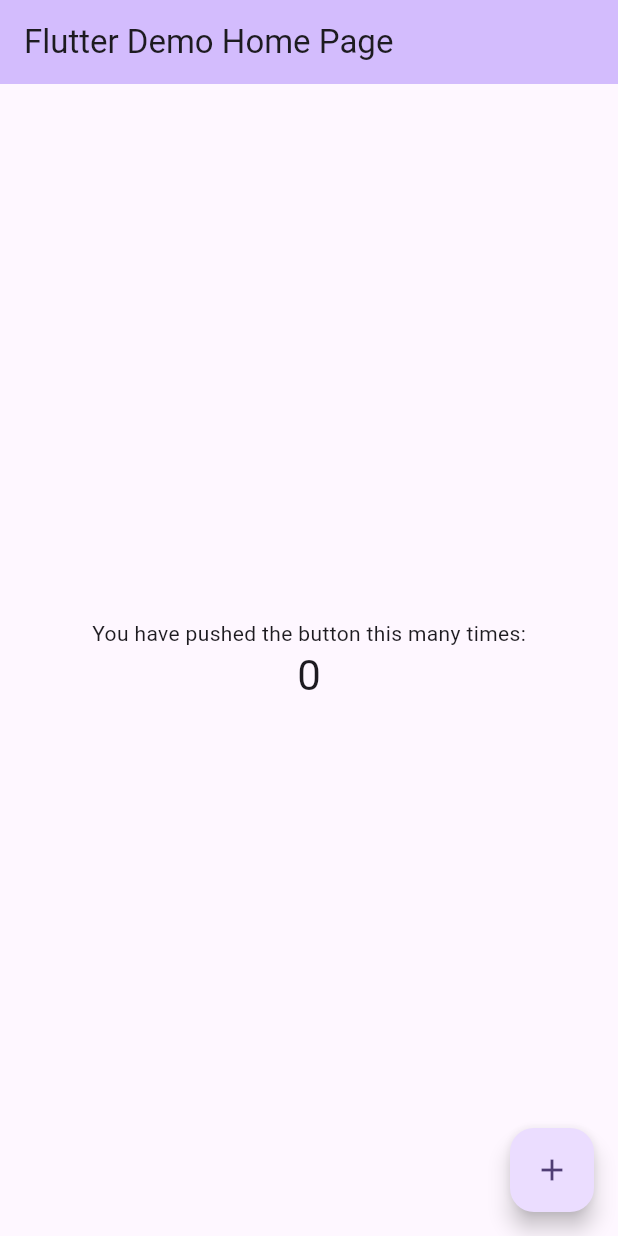
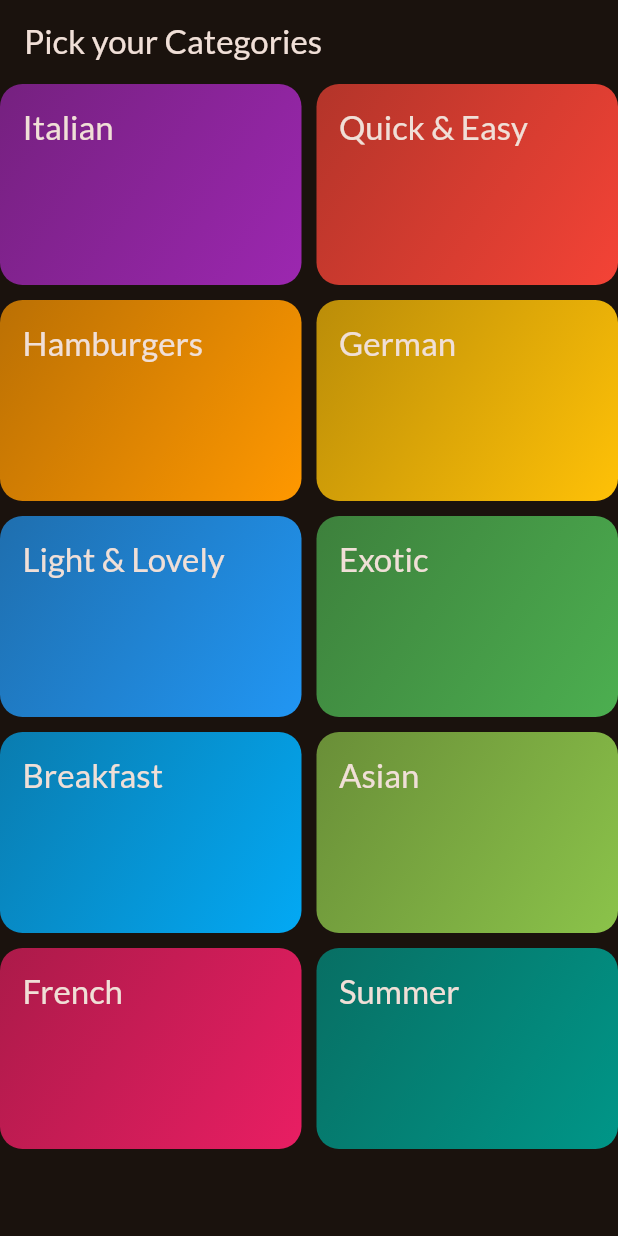
Before and after one commit to kurohige/FlutterLearningProjects, a Flutter app: the screen it shows after launch, on a phone screen of 412 x 824 dp. Run offline on Flutter 3.47's test engine with Material 3 defaults, Android fonts, the phone set to English and light mode, and no system bars; our stand-ins replace google_fonts.

Commit message:
changes to layout

```diff
--- /dev/null
+++ b/meals/lib/data/dummy_data.dart
@@ -0,0 +1,56 @@
+import 'package:flutter/material.dart';
+
+import 'package:meals/models/category.dart';
+
+const availableCategories = [
+  Category(
+    id: 'c1',
+    title: 'Italian',
+    color: Colors.purple,
+  ),
+  Category(
+    id: 'c2',
+    title: 'Quick & Easy',
+    color: Colors.red,
+  ),
+  Category(
+    id: 'c3',
+    title: 'Hamburgers',
+    color: Colors.orange,
+  ),
+  Category(
+    id: 'c4',
+    title: 'German',
+    color: Colors.amber,
+  ),
+  Category(
+    id: 'c5',
+    title: 'Light & Lovely',
+    color: Colors.blue,
+  ),
+  Category(
+    id: 'c6',
+    title: 'Exotic',
+    color: Colors.green,
+  ),
+  Category(
+    id: 'c7',
+    title: 'Breakfast',
+    color: Colors.lightBlue,
+  ),
+  Category(
+    id: 'c8',
+    title: 'Asian',
+    color: Colors.lightGreen,
+  ),
+  Category(
+    id: 'c9',
+    title: 'French',
+    color: Colors.pink,
+  ),
+  Category(
+    id: 'c10',
+    title: 'Summer',
+    color: Colors.teal,
+  ),
+];
--- a/meals/lib/main.dart
+++ b/meals/lib/main.dart
@@ -1,125 +1,29 @@
 import 'package:flutter/material.dart';
 
+import 'package:google_fonts/google_fonts.dart';
+import 'package:meals/screens/categories.dart';
+
+final theme = ThemeData(
+  useMaterial3: true,
+  colorScheme: ColorScheme.fromSeed(
+    brightness: Brightness.dark,
+    seedColor: const Color.fromARGB(255, 131, 57, 0),
+  ),
+  textTheme: GoogleFonts.latoTextTheme(),
+);
+
 void main() {
-  runApp(const MyApp());
+  runApp(const App());
 }
 
-class MyApp extends StatelessWidget {
-  const MyApp({super.key});
+class App extends StatelessWidget {
+  const App({super.key});
 
-  // This widget is the root of your application.
   @override
   Widget build(BuildContext context) {
     return MaterialApp(
-      title: 'Flutter Demo',
-      theme: ThemeData(
-        // This is the theme of your application.
-        //
-        // TRY THIS: Try running your application with "flutter run". You'll see
-        // the application has a purple toolbar. Then, without quitting the app,
-        // try changing the seedColor in the colorScheme below to Colors.green
-        // and then invoke "hot reload" (save your changes or press the "hot
-        // reload" button in a Flutter-supported IDE, or press "r" if you used
-        // the command line to start the app).
-        //
-        // Notice that the counter didn't reset back to zero; the application
-        // state is not lost during the reload. To reset the state, use hot
-        // restart instead.
-        //
-        // This works for code too, not just values: Most code changes can be
-        // tested with just a hot reload.
-        colorScheme: ColorScheme.fromSeed(seedColor: Colors.deepPurple),
-        useMaterial3: true,
-      ),
-      home: const MyHomePage(title: 'Flutter Demo Home Page'),
+      theme: theme,
+      home: const CategoriesScreen(),
     );
   }
 }
-
-class MyHomePage extends StatefulWidget {
-  const MyHomePage({super.key, required this.title});
-
-  // This widget is the home page of your application. It is stateful, meaning
-  // that it has a State object (defined below) that contains fields that affect
-  // how it looks.
-
-  // This class is the configuration for the state. It holds the values (in this
-  // case the title) provided by the parent (in this case the App widget) and
-  // used by the build method of the State. Fields in a Widget subclass are
-  // always marked "final".
-
-  final String title;
-
-  @override
-  State<MyHomePage> createState() => _MyHomePageState();
-}
-
-class _MyHomePageState extends State<MyHomePage> {
-  int _counter = 0;
-
-  void _incrementCounter() {
-    setState(() {
-      // This call to setState tells the Flutter framework that something has
-      // changed in this State, which causes it to rerun the build method below
-      // so that the display can reflect the updated values. If we changed
-      // _counter without calling setState(), then the build method would not be
-      // called again, and so nothing would appear to happen.
-      _counter++;
-    });
-  }
-
-  @override
-  Widget build(BuildContext context) {
-    // This method is rerun every time setState is called, for instance as done
-    // by the _incrementCounter method above.
-    //
-    // The Flutter framework has been optimized to make rerunning build methods
-    // fast, so that you can just rebuild anything that needs updating rather
-    // than having to individually change instances of widgets.
-    return Scaffold(
-      appBar: AppBar(
-        // TRY THIS: Try changing the color here to a specific color (to
-        // Colors.amber, perhaps?) and trigger a hot reload to see the AppBar
-        // change color while the other colors stay the same.
-        backgroundColor: Theme.of(context).colorScheme.inversePrimary,
-        // Here we take the value from the MyHomePage object that was created by
-        // the App.build method, and use it to set our appbar title.
-        title: Text(widget.title),
-      ),
-      body: Center(
-        // Center is a layout widget. It takes a single child and positions it
-        // in the middle of the parent.
-        child: Column(
-          // Column is also a layout widget. It takes a list of children and
-          // arranges them vertically. By default, it sizes itself to fit its
-          // children horizontally, and tries to be as tall as its parent.
-          //
-          // Column has various properties to control how it sizes itself and
-          // how it positions its children. Here we use mainAxisAlignment to
-          // center the children vertically; the main axis here is the vertical
-          // axis because Columns are vertical (the cross axis would be
-          // horizontal).
-          //
-          // TRY THIS: Invoke "debug painting" (choose the "Toggle Debug Paint"
-          // action in the IDE, or press "p" in the console), to see the
-          // wireframe for each widget.
-          mainAxisAlignment: MainAxisAlignment.center,
-          children: <Widget>[
-            const Text(
-              'You have pushed the button this many times:',
-            ),
-            Text(
-              '$_counter',
-              style: Theme.of(context).textTheme.headlineMedium,
-            ),
-          ],
-        ),
-      ),
-      floatingActionButton: FloatingActionButton(
-        onPressed: _incrementCounter,
-        tooltip: 'Increment',
-        child: const Icon(Icons.add),
-      ), // This trailing comma makes auto-formatting nicer for build methods.
-    );
-  }
-}
--- /dev/null
+++ b/meals/lib/models/category.dart
@@ -0,0 +1,13 @@
+import 'package:flutter/material.dart';
+
+class Category {
+  const Category({
+    required this.id,
+    required this.title,
+    this.color = Colors.orange,
+  });
+
+  final String id;
+  final String title;
+  final Color color;
+}
--- /dev/null
+++ b/meals/lib/screens/categories.dart
@@ -0,0 +1,29 @@
+import 'package:flutter/material.dart';
+import 'package:meals/data/dummy_data.dart';
+import 'package:meals/widgets/category_grid_item.dart';
+
+class CategoriesScreen extends StatelessWidget {
+  const CategoriesScreen({super.key});
+
+  @override
+  Widget build(BuildContext context) {
+    return Scaffold(
+      appBar: AppBar(
+        title: const Text('Pick your Categories'),
+      ),
+      body: GridView(
+        gridDelegate: const SliverGridDelegateWithFixedCrossAxisCount(
+          crossAxisCount: 2,
+          childAspectRatio: 3 / 2,
+          crossAxisSpacing: 10,
+          mainAxisSpacing: 10,
+        ),
+        children: availableCategories.map(
+          (category) {
+            return CategoryGridItem(category: category);
+          },
+        ).toList(),
+      ),
+    );
+  }
+}
--- /dev/null
+++ b/meals/lib/widgets/category_grid_item.dart
@@ -0,0 +1,42 @@
+import 'package:flutter/material.dart';
+import 'package:meals/models/category.dart';
+
+class CategoryGridItem extends StatelessWidget {
+  final Category category;
+
+  const CategoryGridItem({super.key, required this.category});
+
+  @override
+  Widget build(BuildContext context) {
+    return InkWell(
+      onTap: () {
+        // Navigator.of(context).pushNamed(
+        //   //CategoryMealsScreen.routeName,
+        //   arguments: category,
+        // );
+      },
+      splashColor: Theme.of(context).primaryColor,
+      borderRadius: BorderRadius.circular(15),
+      child: Container(
+        padding: const EdgeInsets.all(15),
+        decoration: BoxDecoration(
+          gradient: LinearGradient(
+            colors: [
+              category.color.withOpacity(0.7),
+              category.color,
+            ],
+            begin: Alignment.topLeft,
+            end: Alignment.bottomRight,
+          ),
+          borderRadius: BorderRadius.circular(15),
+        ),
+        child: Text(
+          category.title,
+          style: Theme.of(context).textTheme.titleLarge!.copyWith(
+                color: Theme.of(context).colorScheme.onSurface,
+              ),
+        ),
+      ),
+    );
+  }
+}
--- a/meals/pubspec.yaml
+++ b/meals/pubspec.yaml
@@ -35,6 +35,7 @@ dependencies:
   # The following adds the Cupertino Icons font to your application.
   # Use with the CupertinoIcons class for iOS style icons.
   cupertino_icons: ^1.0.6
+  google_fonts: ^6.2.1
 
 dev_dependencies:
   flutter_test:
@@ -45,7 +46,7 @@ dev_dependencies:
   # activated in the `analysis_options.yaml` file located at the root of your
   # package. See that file for information about deactivating specific lint
   # rules and activating additional ones.
-  flutter_lints: ^3.0.0
+  flutter_lints: ^4.0.0
 
 # For information on the generic Dart part of this file, see the
 # following page: https://dart.dev/tools/pub/pubspec
```
Also changed, not shown: meals/pubspec.lock, 2 other files.
